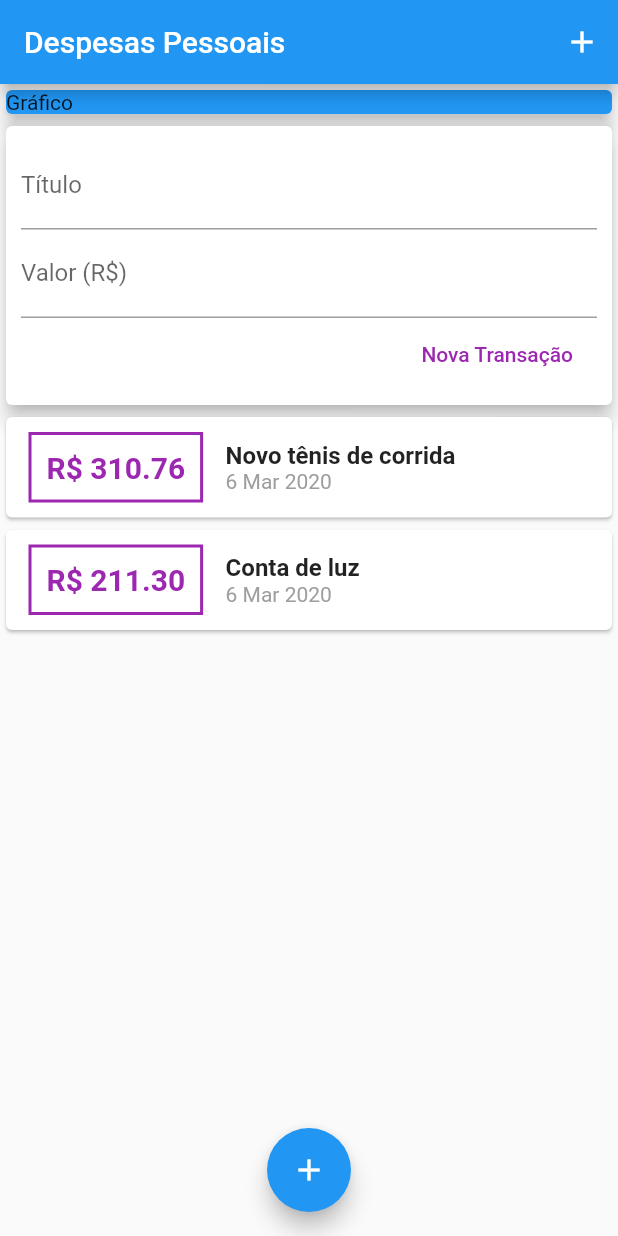
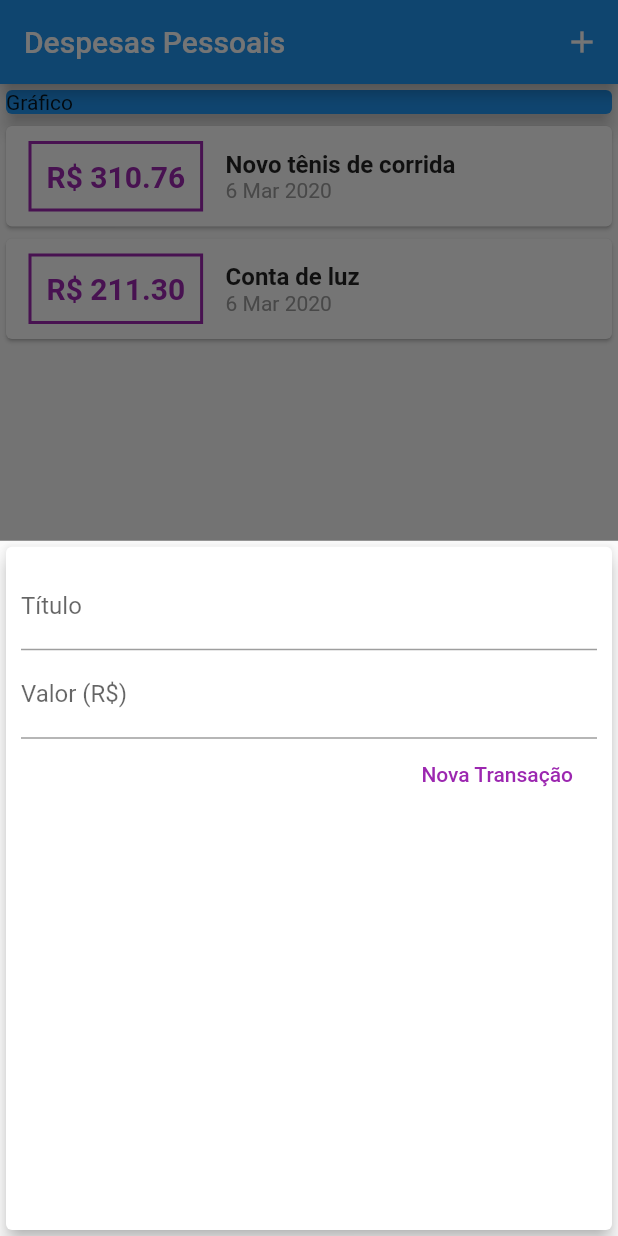
Before and after one commit to renatoc1/expensesapp, a Flutter app: the screen it shows after launch, after a tap on the "add" icon, on a phone screen of 412 x 824 dp. Run offline on Flutter 3.47's test engine with Material 2 defaults, Android fonts, the phone set to English and light mode, and no system bars.

Commit message:
Aula 101

```diff
--- a/lib/components/transaction_form.dart
+++ b/lib/components/transaction_form.dart
@@ -1,13 +1,19 @@
 import 'package:flutter/material.dart';
 import 'package:flutter/services.dart';
 
-class TransactionForm extends StatelessWidget {
-  final titleController = TextEditingController();
-  final valueController = TextEditingController();
-
+class TransactionForm extends StatefulWidget {
   final void Function(String, double) onSubmit;
 
   TransactionForm(this.onSubmit);
+
+  @override
+  _TransactionFormState createState() => _TransactionFormState();
+}
+
+class _TransactionFormState extends State<TransactionForm> {
+  final titleController = TextEditingController();
+
+  final valueController = TextEditingController();
 
   _submitForm() {
     final title = titleController.text;
@@ -17,7 +23,7 @@ class TransactionForm extends StatelessWidget {
       return;
     }
 
-    onSubmit(title, value);
+    widget.onSubmit(title, value);
   }
 
   @override
--- a/lib/components/transaction_user.dart
+++ /dev/null
@@ -1,52 +0,0 @@
-import 'dart:math';
-
-import 'package:expenses/components/transaction_form.dart';
-import 'package:expenses/components/transaction_list.dart';
-import 'package:expenses/models/transaction.dart';
-import 'package:flutter/material.dart';
-
-class TransactionUser extends StatefulWidget {
-  @override
-  _TransactionUserState createState() => _TransactionUserState();
-}
-
-class _TransactionUserState extends State<TransactionUser> {
-
-  final _transactions = [
-    Transaction(
-      id: 't1',
-      title: 'Novo tênis de corrida',
-      value: 310.76,
-      date: DateTime.now(),
-    ),
-    Transaction(
-      id: 't2',
-      title: 'Conta de luz',
-      value: 211.30,
-      date: DateTime.now(),
-    ),
-  ];
-
-  _addTransaction(String title, double value) {
-    final newTransaction = Transaction(
-      id: Random().nextDouble().toString(),
-      title: title,
-      value: value,
-      date: DateTime.now(),
-    );
-
-    setState(() {
-      _transactions.add(newTransaction);
-    });
-  }
-
-  @override
-  Widget build(BuildContext context) {
-    return Column(
-      children: <Widget>[
-        TransactionForm(_addTransaction),
-        TransactionList(_transactions),
-      ],
-    );
-  }
-}
--- a/lib/main.dart
+++ b/lib/main.dart
@@ -1,5 +1,9 @@
-import 'package:expenses/components/transaction_user.dart';
 import 'package:flutter/material.dart';
+
+import 'dart:math';
+import 'package:expenses/components/transaction_form.dart';
+import 'package:expenses/components/transaction_list.dart';
+import 'package:expenses/models/transaction.dart';
 
 main() => runApp(ExpensesApp());
 
@@ -12,7 +16,50 @@ class ExpensesApp extends StatelessWidget {
   }
 }
 
-class MyHomePage extends StatelessWidget {
+class MyHomePage extends StatefulWidget {
+  @override
+  _MyHomePageState createState() => _MyHomePageState();
+}
+
+class _MyHomePageState extends State<MyHomePage> {
+  final _transactions = [
+    Transaction(
+      id: 't1',
+      title: 'Novo tênis de corrida',
+      value: 310.76,
+      date: DateTime.now(),
+    ),
+    Transaction(
+      id: 't2',
+      title: 'Conta de luz',
+      value: 211.30,
+      date: DateTime.now(),
+    ),
+  ];
+
+  _addTransaction(String title, double value) {
+    final newTransaction = Transaction(
+      id: Random().nextDouble().toString(),
+      title: title,
+      value: value,
+      date: DateTime.now(),
+    );
+
+    setState(() {
+      _transactions.add(newTransaction);
+    });
+
+    Navigator.of(context).pop();
+  }
+
+  _openTransactionFormModal(BuildContext context) {
+    showModalBottomSheet(
+        context: context,
+        builder: (_) {
+          return TransactionForm(_addTransaction);
+        });
+  }
+
   @override
   Widget build(BuildContext context) {
     return Scaffold(
@@ -21,7 +68,7 @@ class MyHomePage extends StatelessWidget {
         actions: <Widget>[
           IconButton(
             icon: Icon(Icons.add),
-              onPressed: () {},
+            onPressed: () => _openTransactionFormModal(context),
           )
         ],
       ),
@@ -37,13 +84,13 @@ class MyHomePage extends StatelessWidget {
                 elevation: 5,
               ),
             ),
-              TransactionUser(),
+            TransactionList(_transactions),
           ],
         ),
       ),
       floatingActionButton: FloatingActionButton(
         child: Icon(Icons.add),
-          onPressed: () {},
+        onPressed: () => _openTransactionFormModal(context),
       ),
       floatingActionButtonLocation: FloatingActionButtonLocation.centerFloat,
     );
```
Lines whose indentation alone changed are shown as unchanged.
